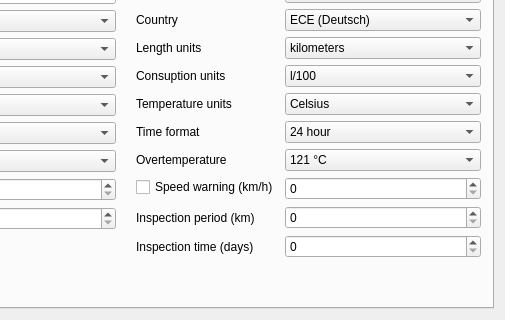
Old version of the form mainwindow.ui in the repository LasDesu/E34dash; both pictures show x 254 to 759 and y 151 to 471 of the 759 by 471 pixel window.
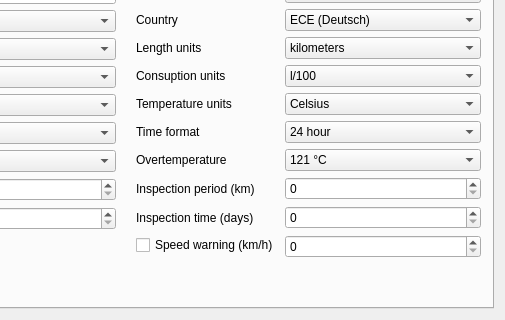
New version of the form. The open tabs and pages were chosen to show the change. Icons and pictures are not drawn.

```diff
--- a/mainwindow.ui
+++ b/mainwindow.ui
@@ -841,30 +841,13 @@
            </widget>
           </item>
           <item row="10" column="0">
-           <widget class="QCheckBox" name="checkSpeedWarning">
-            <property name="text">
-             <string>Speed warning (km/h)</string>
-            </property>
-           </widget>
-          </item>
-          <item row="10" column="1">
-           <widget class="QSpinBox" name="spinSpeedLimit">
-            <property name="maximum">
-             <number>512</number>
-            </property>
-            <property name="singleStep">
-             <number>1</number>
-            </property>
-           </widget>
-          </item>
-          <item row="11" column="0">
            <widget class="QLabel" name="label_19">
             <property name="text">
              <string>Inspection period (km)</string>
             </property>
            </widget>
           </item>
-          <item row="11" column="1">
+          <item row="10" column="1">
            <widget class="QSpinBox" name="spinInspectionPeriod">
             <property name="maximum">
              <number>51000</number>
@@ -874,20 +857,37 @@
             </property>
            </widget>
           </item>
-          <item row="12" column="0">
+          <item row="11" column="0">
            <widget class="QLabel" name="label_24">
             <property name="text">
              <string>Inspection time (days)</string>
             </property>
            </widget>
           </item>
-          <item row="12" column="1">
+          <item row="11" column="1">
            <widget class="QSpinBox" name="spinInspectionTime">
             <property name="maximum">
              <number>1023</number>
             </property>
            </widget>
           </item>
+          <item row="12" column="0">
+           <widget class="QCheckBox" name="checkSpeedWarning">
+            <property name="text">
+             <string>Speed warning (km/h)</string>
+            </property>
+           </widget>
+          </item>
+          <item row="12" column="1">
+           <widget class="QSpinBox" name="spinSpeedLimit">
+            <property name="maximum">
+             <number>512</number>
+            </property>
+            <property name="singleStep">
+             <number>1</number>
+            </property>
+           </widget>
+          </item>
          </layout>
         </item>
        </layout>
```
Left out of the diff: 6 changed lines with no effect on the pictures.
